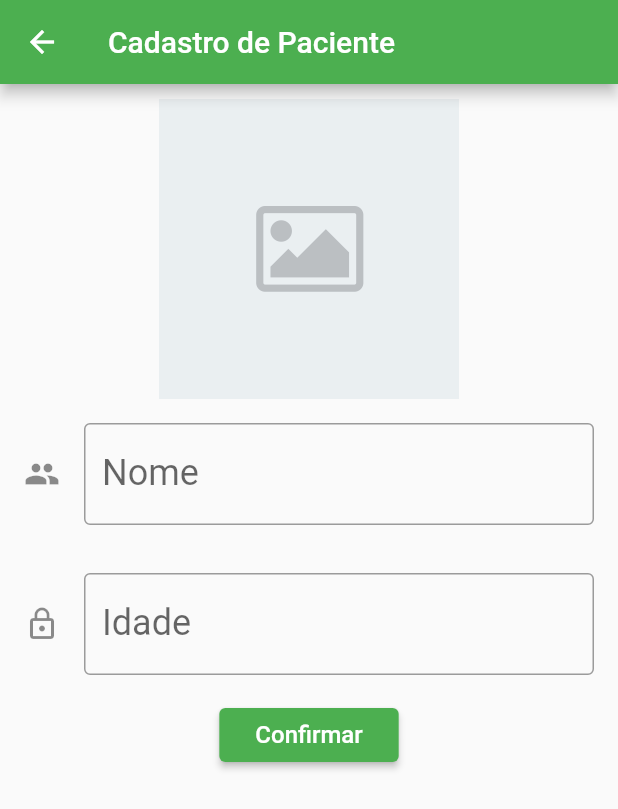
After one commit to Marcos05555/Proex_UEA, a Flutter app: the RegisterScreen screen opened directly, on a phone screen of 412 x 824 dp. The commit adds this screen. Shown: the top 809 px of the screen. Run offline on Flutter 3.47's test engine with Material 2 defaults, Android fonts, the phone set to English and light mode, and no system bars; our stand-ins replace image_picker.

Commit message:
Cadastro em 70% - 31/05/2020

```diff
--- a/mobile_proex/lib/main.dart
+++ b/mobile_proex/lib/main.dart
@@ -1,4 +1,6 @@
 import 'package:flutter/material.dart';
+import 'package:mobile_proex/screens/home_screen.dart';
+import 'package:mobile_proex/screens/info_screen.dart';
 
 void main() {
   runApp(MyApp());
@@ -34,8 +36,8 @@ class Dashboard extends StatelessWidget {
           Row(
             mainAxisAlignment: MainAxisAlignment.spaceAround,
             children: <Widget>[
-              Cardconfig('Entrar', Icons.exit_to_app, null),
-              Cardconfig('Informações', Icons.info, null)
+              Cardconfig('ENTRAR', Icons.exit_to_app, HomeScreen()),
+              Cardconfig('INFORMAÇÕES', Icons.info, InfoScreen())
             ],
           ),
         ],
--- /dev/null
+++ b/mobile_proex/lib/screens/Screen_registration.dart
@@ -0,0 +1,122 @@
+import 'dart:io';
+import 'package:flutter/material.dart';
+import 'package:image_picker/image_picker.dart';
+
+class RegisterScreen extends StatefulWidget {
+  @override
+  _RegisterScreenState createState() => _RegisterScreenState();
+}
+
+class _RegisterScreenState extends State<RegisterScreen> {
+  final TextEditingController _controllerPaciente = TextEditingController();
+
+  final TextEditingController _controllerIdade = TextEditingController();
+
+  File _image;
+
+  Future getImage(bool isCamera) async {
+    File image;
+    if (isCamera) {
+      image = await ImagePicker.pickImage(source: ImageSource.camera);
+    } else {
+      image = await ImagePicker.pickImage(source: ImageSource.gallery);
+    }
+    setState(() {
+      _image = image;
+
+
+      // String ee = Utility.base64String(_image.readAsBytesSync());
+
+    });
+  }
+
+  Widget decideImageView() {
+    if (_image == null) {
+      return InkWell(
+          onTap: () {
+            getImage(true);
+          },
+          child: Image.asset(
+            'image/default-placeholder-1-2.png',
+            width: 200.0,
+            height: 200.0,
+          ));
+    } else {
+      return InkWell(
+          onTap: () {
+            getImage(true);
+          },
+          child: Image.file(
+            _image,
+            width: 300.0,
+            height: 300.0,
+          ));
+    }
+  }
+
+
+
+  Widget build(BuildContext context) {
+    return Scaffold(
+      appBar: AppBar(
+        title: Text('Cadastro de Paciente'),
+      ),
+      body: SingleChildScrollView(
+        child: Column(
+          crossAxisAlignment: CrossAxisAlignment.center,
+          children: <Widget>[
+            SizedBox(
+              height: 10.0,
+            ),
+             decideImageView(),
+            TextBox(Icons.people, 'Nome', 'Nome do Paciente', _controllerPaciente),
+            TextBox(Icons.lock_outline, 'Idade', 'Idade do Paciente',_controllerIdade),
+            RaisedButton(
+              child: Text(
+                'Confirmar',
+                style: TextStyle(fontSize: 16),
+              ),
+              onPressed: () {
+               final String name = _controllerPaciente.text;
+                final int idade = int.tryParse(_controllerIdade.text);
+                //final String ifo  = Utility.base64String(_image.readAsBytesSync());
+                //final User usuario = User(2,name,int.tryParse(idade),ifo);
+                /*save(usuario).then((id){
+                  findAll().then((users) => debugPrint(users.toString()));
+                });*/
+              Navigator.pop(context);
+              },
+            )
+          ],
+        ),
+      ),
+    );
+  }
+}
+
+
+
+class TextBox extends StatelessWidget {
+  final TextEditingController _controlador;
+  final IconData iconformBox;
+  final String spaceText;
+  final String spaceSobText;
+  TextBox(
+      this.iconformBox, this.spaceText, this.spaceSobText, this._controlador);
+  @override
+  Widget build(BuildContext context) {
+    return Padding(
+      padding: const EdgeInsets.all(16.0),
+      child: TextField(
+        controller: _controlador,
+        style: TextStyle(fontSize: 24.0),
+        keyboardType: TextInputType.text,
+        decoration: InputDecoration(
+            border: OutlineInputBorder(),
+            labelText: spaceText,
+            hintText: spaceSobText,
+            icon: Icon(iconformBox)),
+      ),
+    );
+  }
+}
--- a/mobile_proex/pubspec.yaml
+++ b/mobile_proex/pubspec.yaml
@@ -32,6 +32,8 @@ dependencies:
 dev_dependencies:
   flutter_test:
     sdk: flutter
+  path:
+  image_picker:
 
 # For information on the generic Dart part of this file, see the
 # following page: https://dart.dev/tools/pub/pubspec
```
Also changed, not shown: mobile_proex/lib/screens/home_screen.dart (added, +79 -0 lines), mobile_proex/lib/screens/info_screen.dart (added, +29 -0 lines), mobile_proex/pubspec.lock.
